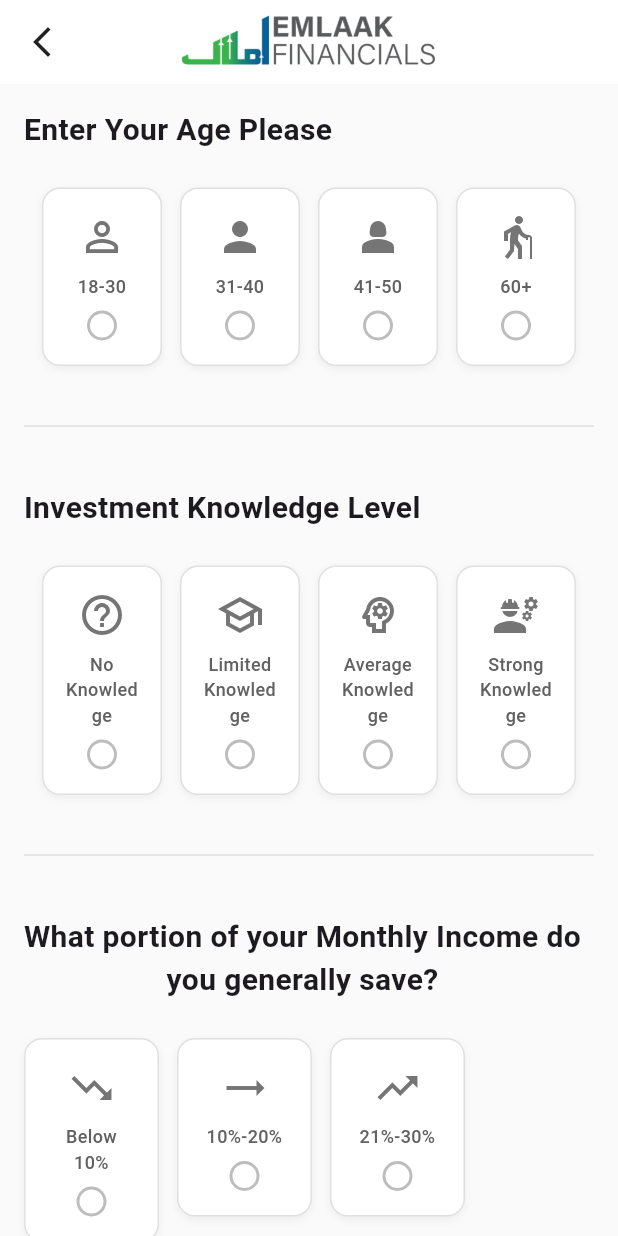
After one commit to Amjad3618/Emlaak-Finecial, a Flutter app: the SarmayakariAccDetailsCollectionScreen screen opened directly, on a phone screen of 412 x 824 dp. The commit adds this screen. Run offline on Flutter 3.47's test engine with Material 3 defaults, Android fonts, the phone set to English and light mode, and no system bars; our stand-ins replace font_awesome_flutter.

Commit message:
some work is done

```diff
--- a/lib/Widgets/intro/Auth_row_btns.dart
+++ b/lib/Widgets/intro/Auth_row_btns.dart
@@ -1,6 +1,6 @@
 
 import 'package:emlaak/Utils/colors.dart';
-import 'package:emlaak/screens/home_screen.dart';
+import 'package:emlaak/screens/intro_and_home_screen/home_screen.dart';
 import 'package:flutter/material.dart';
 
 import 'auth_btn_click_box.dart';
--- a/lib/screens/amc_screen.dart
+++ b/lib/screens/Amc_and_Category_screen/amc_screen.dart
@@ -2,9 +2,9 @@ import 'package:flutter/cupertino.dart';
 import 'package:flutter/material.dart';
 import 'package:font_awesome_flutter/font_awesome_flutter.dart';
 
-import '../Utils/custome_text.dart';
-import '../Widgets/home/category_cart.dart';
-import '../Widgets/intro/expand_tile.dart';
+import '../../Utils/custome_text.dart';
+import '../../Widgets/home/category_cart.dart';
+import '../../Widgets/intro/expand_tile.dart';
 
 class AmcScreen extends StatefulWidget {
   const AmcScreen({super.key});
--- /dev/null
+++ b/lib/screens/SramayaKariScreens/sarmayakari_acc_details_collection_sceen.dart
@@ -0,0 +1,354 @@
+import 'package:emlaak/Utils/custome_text.dart';
+import 'package:flutter/material.dart';
+
+import 'sarmayakari_acc_creation_phonenum_screen.dart';
+
+class SarmayakariAccDetailsCollectionScreen extends StatefulWidget {
+  const SarmayakariAccDetailsCollectionScreen({super.key});
+
+  @override
+  State<SarmayakariAccDetailsCollectionScreen> createState() =>
+      _SarmayakariAccDetailsCollectionScreenState();
+}
+
+class _SarmayakariAccDetailsCollectionScreenState
+    extends State<SarmayakariAccDetailsCollectionScreen> {
+
+  // State variables for each selection
+  String? selectedAge;
+  String? selectedKnowledge;
+  String? selectedSavings;
+  String? selectedTimeHorizon;
+  String? selectedObjective;
+  String? selectedRiskLevel; // Added for risk level selection
+
+  @override
+  Widget build(BuildContext context) {
+    return Scaffold(
+      backgroundColor: Colors.grey[50],
+      appBar: _buildAppBar(),
+      body: SingleChildScrollView(
+        padding: const EdgeInsets.all(16.0),
+        child: Column(
+          crossAxisAlignment: CrossAxisAlignment.start,
+          children: [
+            _buildSectionTitle("Enter Your Age Please"),
+            const SizedBox(height: 24),
+            _buildAgeSection(),
+            _buildSectionDivider(),
+            _buildSectionTitle("Investment Knowledge Level"),
+            const SizedBox(height: 24),
+            _buildKnowledgeSection(),
+            _buildSectionDivider(),
+            _buildSectionTitle("What portion of your Monthly Income do\nyou generally save?"),
+            const SizedBox(height: 24),
+            _buildSavingsSection(),
+            _buildSectionDivider(),
+            _buildSectionTitle("What is the time horizon of your\nInvestment?"),
+            const SizedBox(height: 24),
+            _buildTimeHorizonSection(),
+            _buildSectionDivider(),
+            _buildSectionTitle("What is your investment objective?"),
+            const SizedBox(height: 24),
+            _buildObjectiveSection(),
+            _buildSectionDivider(),
+            _buildSectionTitle("What is your risk tolerance?"),
+            const SizedBox(height: 24),
+            _buildRiskLevelSection(),
+            const SizedBox(height: 32),
+            _buildContinueButton(),
+            const SizedBox(height: 16),
+          ],
+        ),
+      ),
+    );
+  }
+
+  PreferredSizeWidget _buildAppBar() {
+    return AppBar(
+      elevation: 0,
+      backgroundColor: Colors.white,
+      leading: IconButton(
+        onPressed: () => Navigator.pop(context),
+        icon: const Icon(Icons.arrow_back_ios_new, color: Colors.black87),
+      ),
+      title: SizedBox(
+        height: 40,
+        child: Image.asset("assets/logo.png", fit: BoxFit.contain),
+      ),
+      centerTitle: true,
+    );
+  }
+
+  Widget _buildSectionTitle(String title) {
+    return CustomText(
+      title,
+      fontSize: 20,
+      fontWeight: FontWeight.w600,
+      textAlign: TextAlign.center,
+    );
+  }
+
+  Widget _buildSectionDivider() {
+    return Column(
+      children: [
+        const SizedBox(height: 32),
+        Divider(color: Colors.grey[300], thickness: 1),
+        const SizedBox(height: 32),
+      ],
+    );
+  }
+
+  Widget _buildAgeSection() {
+    final ageOptions = [
+      {'value': '18-30', 'icon': Icons.person_outline},
+      {'value': '31-40', 'icon': Icons.person},
+      {'value': '41-50', 'icon': Icons.person_2},
+      {'value': '60+', 'icon': Icons.elderly},
+    ];
+
+    return _buildOptionsRow(
+      options: ageOptions,
+      selectedValue: selectedAge,
+      onChanged: (value) => setState(() => selectedAge = value),
+    );
+  }
+
+  Widget _buildKnowledgeSection() {
+    final knowledgeOptions = [
+      {'value': 'No\nKnowledge', 'icon': Icons.help_outline},
+      {'value': 'Limited\nKnowledge', 'icon': Icons.school_outlined},
+      {'value': 'Average\nKnowledge', 'icon': Icons.psychology_outlined},
+      {'value': 'Strong\nKnowledge', 'icon': Icons.engineering},
+    ];
+
+    return _buildOptionsRow(
+      options: knowledgeOptions,
+      selectedValue: selectedKnowledge,
+      onChanged: (value) => setState(() => selectedKnowledge = value),
+    );
+  }
+
+  Widget _buildSavingsSection() {
+    final savingsOptions = [
+      {'value': 'Below\n10%', 'icon': Icons.trending_down},
+      {'value': '10%-20%', 'icon': Icons.trending_flat},
+      {'value': '21%-30%', 'icon': Icons.trending_up},
+      {'value': '31%-40%', 'icon': Icons.show_chart},
+      {'value': 'Above 41%', 'icon': Icons.north},
+    ];
+
+    return _buildOptionsGrid(
+      options: savingsOptions,
+      selectedValue: selectedSavings,
+      onChanged: (value) => setState(() => selectedSavings = value),
+    );
+  }
+
+  Widget _buildTimeHorizonSection() {
+    final timeOptions = [
+      {'value': 'Less than\n6 months', 'icon': Icons.schedule},
+      {'value': 'Less than\n1 year', 'icon': Icons.calendar_month},
+      {'value': 'Less than\n2 years', 'icon': Icons.calendar_today},
+      {'value': '3-5 years', 'icon': Icons.date_range},
+      {'value': 'Over\n5 years', 'icon': Icons.timeline},
+    ];
+
+    return _buildOptionsGrid(
+      options: timeOptions,
+      selectedValue: selectedTimeHorizon,
+      onChanged: (value) => setState(() => selectedTimeHorizon = value),
+    );
+  }
+
+  Widget _buildRiskLevelSection() {
+    final riskOptions = [
+      {'value': 'Very Low Risk\nVery Low Return', 'icon': Icons.shield_outlined},
+      {'value': 'Low Risk\nLow Return', 'icon': Icons.trending_down},
+      {'value': 'Medium Risk\nMedium Return', 'icon': Icons.trending_flat},
+      {'value': 'High Risk\nHigh Return', 'icon': Icons.trending_up},
+    ];
+
+    return _buildOptionsRow(
+      options: riskOptions,
+      selectedValue: selectedRiskLevel,
+      onChanged: (value) => setState(() => selectedRiskLevel = value),
+    );
+  }
+
+  Widget _buildObjectiveSection() {
+    final objectiveOptions = [
+      {'value': 'Capital\nProtected', 'icon': Icons.security},
+      {'value': 'Income\nOriented', 'icon': Icons.attach_money},
+      {'value': 'Income Plus\nGrowth', 'icon': Icons.trending_up},
+      {'value': 'Growth\nFocused', 'icon': Icons.rocket_launch},
+    ];
+
+    return _buildOptionsRow(
+      options: objectiveOptions,
+      selectedValue: selectedObjective,
+      onChanged: (value) => setState(() => selectedObjective = value),
+    );
+  }
+
+  Widget _buildOptionsRow({
+    required List<Map<String, dynamic>> options,
+    required String? selectedValue,
+    required Function(String) onChanged,
+  }) {
+    return Row(
+      mainAxisAlignment: MainAxisAlignment.spaceEvenly,
+      children: options.map((option) =>
+        _buildOptionCard(
+          value: option['value'],
+          icon: option['icon'],
+          isSelected: selectedValue == option['value'],
+          onTap: () => onChanged(option['value']),
+        )
+      ).toList(),
+    );
+  }
+
+  Widget _buildOptionsGrid({
+    required List<Map<String, dynamic>> options,
+    required String? selectedValue,
+    required Function(String) onChanged,
+  }) {
+    return Wrap(
+      spacing: 12,
+      runSpacing: 16,
+      alignment: WrapAlignment.spaceEvenly,
+      children: options.map((option) =>
+        _buildOptionCard(
+          value: option['value'],
+          icon: option['icon'],
+          isSelected: selectedValue == option['value'],
+          onTap: () => onChanged(option['value']),
+          width: 90,
+        )
+      ).toList(),
+    );
+  }
+
+  Widget _buildOptionCard({
+    required String value,
+    required IconData icon,
+    required bool isSelected,
+    required VoidCallback onTap,
+    double? width,
+  }) {
+    return GestureDetector(
+      onTap: onTap,
+      child: AnimatedContainer(
+        duration: const Duration(milliseconds: 200),
+        width: width ?? 80,
+        padding: const EdgeInsets.symmetric(vertical: 16, horizontal: 12),
+        decoration: BoxDecoration(
+          color: isSelected ? Colors.green.shade50 : Colors.white,
+          border: Border.all(
+            color: isSelected ? Colors.green : Colors.grey.shade300,
+            width: isSelected ? 2 : 1,
+          ),
+          borderRadius: BorderRadius.circular(12),
+          boxShadow: [
+            BoxShadow(
+              color: Colors.black.withOpacity(0.05),
+              blurRadius: 4,
+              offset: const Offset(0, 2),
+            ),
+          ],
+        ),
+        child: Column(
+          mainAxisSize: MainAxisSize.min,
+          children: [
+            Icon(
+              icon,
+              size: 32,
+              color: isSelected ? Colors.green : Colors.grey[600],
+            ),
+            const SizedBox(height: 8),
+            CustomText(
+              value,
+              fontSize: 12,
+              fontWeight: FontWeight.w500,
+              textAlign: TextAlign.center,
+              color: isSelected ? Colors.green.shade700 : Colors.grey[700],
+            ),
+            const SizedBox(height: 8),
+            Container(
+              width: 20,
+              height: 20,
+              decoration: BoxDecoration(
+                shape: BoxShape.circle,
+                color: isSelected ? Colors.green : Colors.transparent,
+                border: Border.all(
+                  color: isSelected ? Colors.green : Colors.grey.shade400,
+                  width: 2,
+                ),
+              ),
+              child: isSelected
+                  ? const Icon(
+                      Icons.check,
+                      size: 12,
+                      color: Colors.white,
+                    )
+                  : null,
+            ),
+          ],
+        ),
+      ),
+    );
+  }
+
+  Widget _buildContinueButton() {
+    final bool isFormComplete = selectedAge != null &&
+        selectedKnowledge != null &&
+        selectedSavings != null &&
+        selectedTimeHorizon != null &&
+        selectedObjective != null &&
+        selectedRiskLevel != null;
+
+    return SizedBox(
+      width: double.infinity,
+      height: 50,
+      child: ElevatedButton(
+        onPressed: isFormComplete ? _handleContinue : null,
+        style: ElevatedButton.styleFrom(
+          backgroundColor: Colors.green,
+          foregroundColor: Colors.white,
+          disabledBackgroundColor: Colors.grey[300],
+          shape: RoundedRectangleBorder(
+            borderRadius: BorderRadius.circular(12),
+          ),
+          elevation: isFormComplete ? 2 : 0,
+        ),
+        child: Text(
+          'Continue',
+          style: TextStyle(
+            fontSize: 16,
+            fontWeight: FontWeight.w600,
+            color: isFormComplete ? Colors.white : Colors.grey[600],
+          ),
+        ),
+      ),
+    );
+  }
+
+  void _handleContinue() {
+    // Handle form submission
+    // ignore: unused_local_variable
+    final profileData = {
+      'age': selectedAge,
+      'knowledge': selectedKnowledge,
+      'savings': selectedSavings,
+      'timeHorizon': selectedTimeHorizon,
+      'objective': selectedObjective,
+      'riskLevel': selectedRiskLevel,
+    };
+
+    // You can navigate to next screen or process the data
+Navigator.push(context, MaterialPageRoute(builder: (_)=> SarmayakariAccCreationphoneNumberScreen()))   ;
+    // Example: Navigate to next screen
+    // Navigator.pushNamed(context, '/next-screen', arguments: profileData);
+  }
+}
--- a/lib/screens/home_screen.dart
+++ b/lib/screens/intro_and_home_screen/home_screen.dart
@@ -1,7 +1,7 @@
 import 'package:emlaak/Utils/colors.dart';
 import 'package:emlaak/Widgets/home/home_drawer.dart';
-import 'package:emlaak/screens/amc_screen.dart';
-import 'package:emlaak/screens/category_screen.dart';
+import 'package:emlaak/screens/Amc_and_Category_screen/amc_screen.dart';
+import 'package:emlaak/screens/Amc_and_Category_screen/category_screen.dart';
 import 'package:flutter/material.dart';
 
 class HomeScreen extends StatefulWidget {
```
Also changed, not shown: lib/Widgets/AppBar/custom_appbar.dart (added, +24 -0 lines), lib/Widgets/Radion Button/radion_btn.dart (added, +77 -0 lines), lib/main.dart (+5 -2 lines), lib/screens/Amc_and_Category_screen/category_screen.dart (renamed from lib/screens/category_screen.dart, +5 -5 lines), lib/screens/Sahulat_Sramayakari_screen/sahulat_sarmayakari_acc_screen.dart (renamed from lib/screens/sahulat_sarmayakari_acc_screen.dart, +16 -18 lines), lib/screens/SramayaKariScreens/sarmayakari_acc_creation_otp_screen.dart (added, +15 -0 lines), lib/screens/SramayaKariScreens/sarmayakari_acc_creation_phonenum_screen.dart (added, +48 -0 lines), lib/screens/SramayaKariScreens/sarmayakari_acc_screen.dart (added, +15 -0 lines), lib/screens/intro_and_home_screen/intro_screen.dart (renamed from lib/screens/intro_screen.dart, +7 -7 lines), lib/screens/packages_screen_for_both/both_packages_details_bank_name_screen.dart (renamed from lib/screens/fund_details_screen.dart, +9 -9 lines), lib/screens/packages_screen_for_both/sahulat_and_sarmayakari_pgs_screen.dart.dart (renamed from lib/screens/account_creation_screen.dart, +44 -17 lines).
